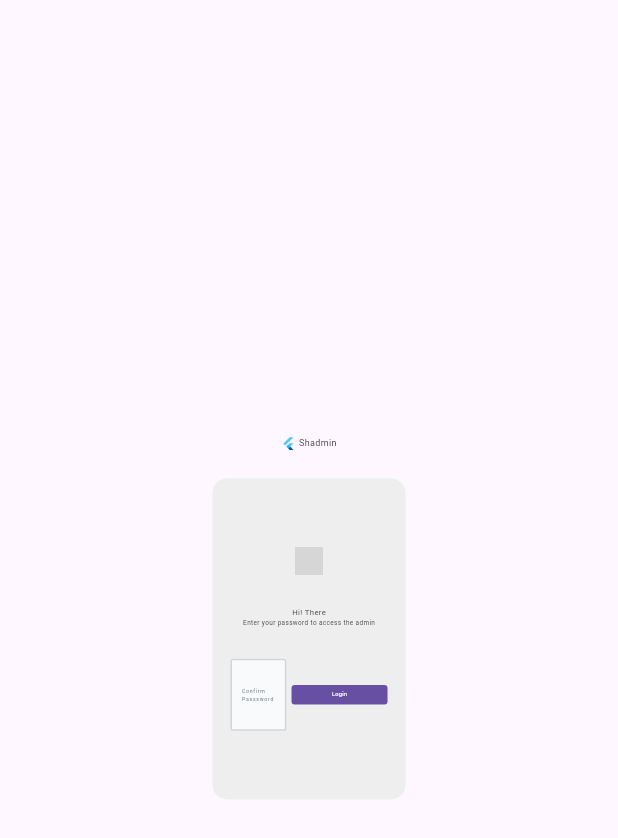
After one commit to The-Faith-Tech/shadmin, a Flutter app: the LockScreenView screen opened by its route, on a phone screen of 412 x 824 dp. The commit adds this screen. Shown: the top 838 px of the screen. Run offline on Flutter 3.47's test engine with Material 3 defaults, Android fonts, the phone set to English and light mode, and no system bars; our stand-ins replace device_preview, flutter_colorpicker, flutter_screenutil, get, lottie; network calls fail; grey boxes are pictures that could not be loaded.

Commit message:
lock screen

```diff
--- /dev/null
+++ b/example/shadmin_ui/lib/constants/constants.dart
@@ -0,0 +1 @@
+const PROFILE_PIC_URL = "https://images.pexels.com/photos/771742/pexels-photo-771742.jpeg?auto=compress&cs=tinysrgb&dpr=1&w=500";
--- a/example/shadmin_ui/lib/routes/appPages.dart
+++ b/example/shadmin_ui/lib/routes/appPages.dart
@@ -1,5 +1,6 @@
 import 'package:get/get.dart';
 import 'package:shadmin_ui/views/auth/forgotPasswordView.dart';
+import 'package:shadmin_ui/views/auth/lockScreenView.dart';
 import 'package:shadmin_ui/views/auth/loginView.dart';
 import 'package:shadmin_ui/views/auth/registerView.dart';
 import 'package:shadmin_ui/views/auth/resetPasswordView.dart';
@@ -36,6 +37,10 @@ class AppPages {
       page: () => const ResetPasswordView(),
     ),
     GetPage(
+      name: Routes.LOCK_SCREEN,
+      page: () => const LockScreenView(),
+    ),
+    GetPage(
       name: Routes.BUTTONS,
       page: () => const SHButtonsView(),
     ),
--- a/example/shadmin_ui/lib/routes/appRoutes.dart
+++ b/example/shadmin_ui/lib/routes/appRoutes.dart
@@ -7,5 +7,6 @@ abstract class Routes {
   static const REGISTER = '/auth/register';
   static const FORGOT_PASSWORD = '/auth/forgotPassword';
   static const RESET_PASSWORD = '/auth/resetPassword';
+  static const LOCK_SCREEN = '/auth/lockScreen';
   static const BUTTONS = '/buttons';
 }
--- /dev/null
+++ b/example/shadmin_ui/lib/views/auth/lockScreenView.dart
@@ -0,0 +1,83 @@
+import 'package:flutter/material.dart';
+import 'package:flutter_screenutil/flutter_screenutil.dart';
+import 'package:shadmin/shadmin.dart';
+
+import '../../constants/constants.dart';
+
+class LockScreenView extends StatelessWidget {
+  const LockScreenView({super.key});
+
+  @override
+  Widget build(BuildContext context) {
+    return Scaffold(
+      body: Column(
+        mainAxisAlignment: MainAxisAlignment.center,
+        children: [
+          Center(
+            child: Row(
+              mainAxisAlignment: MainAxisAlignment.center,
+              mainAxisSize: MainAxisSize.min,
+              children: [
+                FlutterLogo(
+                  size: ks11.w,
+                ),
+                khsSmall,
+                SHText(
+                  "Shadmin",
+                  size: ks7.spMin,
+                ),
+              ],
+            ),
+          ),
+          kvsb6,
+          Container(
+            width: 600.w,
+            decoration: BoxDecoration(
+              color: Colors.grey.shade200,
+              borderRadius: BorderRadius.circular(10),
+            ),
+            padding: EdgeInsets.symmetric(horizontal: khs13, vertical: kvs14),
+            child: Column(
+              mainAxisSize: MainAxisSize.min,
+              children: [
+                Container(
+                  width: ks21.w,
+                  height: ks21.w,
+                  decoration: const BoxDecoration(
+                    shape: BoxShape.circle,
+                  ),
+                  child: ClipRRect(
+                    borderRadius: BorderRadius.circular(100),
+                    child: Image.network(
+                      PROFILE_PIC_URL,
+                      fit: BoxFit.cover,
+                    ),
+                  ),
+                ),
+                kvsb7,
+                SHText.heading("Hi! There"),
+                SHText.subHeading("Enter your password to access the admin"),
+                kvsb7,
+                Row(
+                  children: [
+                    Expanded(
+                      child: SHTextFF(
+                        controller: TextEditingController(),
+                        hint: "Confirm Passsword",
+                      ),
+                    ),
+                    khsb4,
+                    SHPrimaryBtn(
+                      text: "Login",
+                      onPressed: () {},
+                    ),
+                  ],
+                ),
+              ],
+            ),
+          )
+        ],
+      ),
+    );
+  }
+}
--- a/example/shadmin_ui/lib/views/navView.dart
+++ b/example/shadmin_ui/lib/views/navView.dart
@@ -7,6 +7,7 @@ import 'package:shadmin/shadmin.dart';
 import 'package:shadmin_ui/controllers/navController.dart';
 import 'package:shadmin_ui/widgets/sidebar.dart';
 
+import '../constants/constants.dart';
 import '../widgets/dashNavigator.dart';
 
 class NavView extends StatelessWidget {
@@ -71,7 +72,8 @@ class NavView extends StatelessWidget {
                   child: ClipRRect(
                     borderRadius: BorderRadius.circular(100),
                     child: Image.network(
-                      "https://dl.memuplay.com/new_market/img/com.vicman.newprofilepic.icon.2022-06-07-21-33-07.png",
+                      PROFILE_PIC_URL,
+                      fit: BoxFit.cover,
                     ),
                   ),
                 )
--- a/example/shadmin_ui/lib/widgets/sidebar.dart
+++ b/example/shadmin_ui/lib/widgets/sidebar.dart
@@ -65,6 +65,12 @@ class Sidebar extends StatelessWidget {
                       Get.toNamed(Routes.RESET_PASSWORD);
                     },
                   ),
+                  SHSideBarMenuItem(
+                    title: "Lock Screen",
+                    onClick: () {
+                      Get.toNamed(Routes.LOCK_SCREEN);
+                    },
+                  ),
                 ],
               ),
               SHSideBarMenuItem(
```
